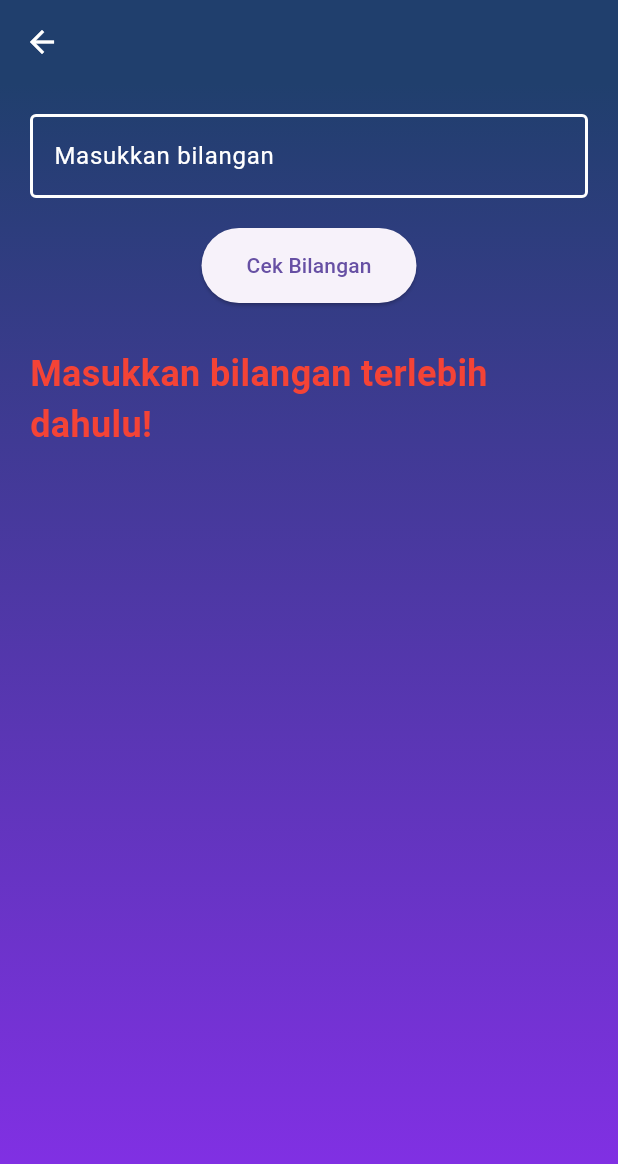
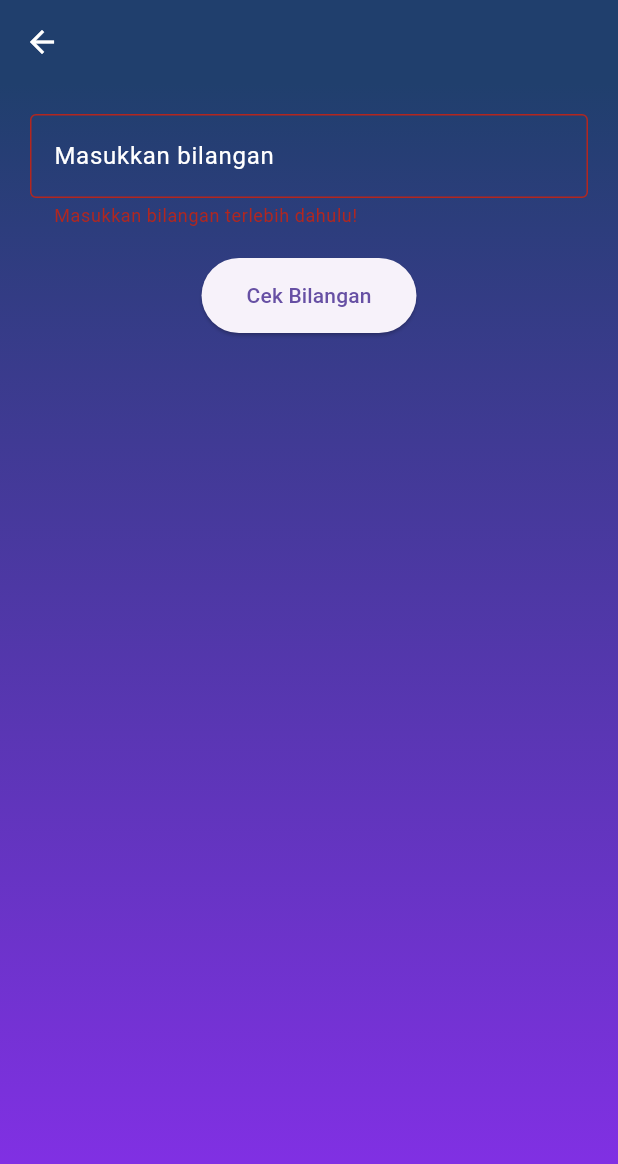
Before and after one commit to febrianchrisna/Mobile_Tugas2, a Flutter app: the NumberCheckScreen screen opened directly, after a tap on "Cek Bilangan", on a phone screen of 412 x 824 dp. Shown: the top 1164 px of the screen. Run offline on Flutter 3.47's test engine with Material 3 defaults, Android fonts, the phone set to English and light mode, and no system bars; Roboto replaces fonts that are missing (SF-Pro-Text).

```diff
--- a/lib/pages/feature/ganjil_genap.dart
+++ b/lib/pages/feature/ganjil_genap.dart
@@ -13,12 +13,14 @@ class _NumberCheckScreenState extends State<NumberCheckScreen> {
   final TextEditingController _controller = TextEditingController();
   String? _result;
   Color _resultColor = Colors.white; // Default color is white
+  String? _errorMessage;
 
   void _checkNumber() {
     final input = _controller.text;
     if (input.isEmpty) {
       setState(() {
-        _result = 'Masukkan bilangan terlebih dahulu!';
+        _errorMessage = 'Masukkan bilangan terlebih dahulu!';
+        _result = null;
         _resultColor = Colors.red; // Set color to red for error
       });
       return;
@@ -27,13 +29,15 @@ class _NumberCheckScreenState extends State<NumberCheckScreen> {
     final number = int.tryParse(input);
     if (number == null) {
       setState(() {
-        _result = 'Input tidak valid!';
+        _errorMessage = 'Input tidak valid!';
+        _result = null;
         _resultColor = Colors.red; // Set color to red for error
       });
       return;
     }
 
     setState(() {
+      _errorMessage = null; // Clear error message if valid input
       _result = number % 2 == 0 ? 'Genap' : 'Ganjil';
       _resultColor = Colors.white; // Set color to white for Ganjil, blue for Genap
     });
@@ -71,16 +75,17 @@ class _NumberCheckScreenState extends State<NumberCheckScreen> {
               style: TextStyle(
                 color: kInputColor,
               ),
-              decoration: const InputDecoration(
-                border: OutlineInputBorder(),
+              decoration: InputDecoration(
+                border: const OutlineInputBorder(),
                 labelText: 'Masukkan bilangan',
-                labelStyle: TextStyle(color: Colors.white), // Mengubah warna label menjadi putih
-                enabledBorder: OutlineInputBorder(
+                labelStyle: const TextStyle(color: Colors.white), // Mengubah warna label menjadi putih
+                enabledBorder: const OutlineInputBorder(
                   borderSide: BorderSide(color: Colors.white, width: 2), // Mengubah warna border menjadi putih
                 ),
-                focusedBorder: OutlineInputBorder(
+                focusedBorder: const OutlineInputBorder(
                   borderSide: BorderSide(color: Colors.white, width: 2), // Border saat fokus
                 ),
+                errorText: _errorMessage, // Menampilkan error message
               ),
               onChanged: (value) {
                 setState(() {
--- a/lib/pages/feature/kelompok.dart
+++ b/lib/pages/feature/kelompok.dart
@@ -17,12 +17,12 @@ class TeamPage extends StatelessWidget {
     TeamMember(
       name: "Arditho Damas K.",
       nim: "123220048",
-      imagePath: "assets/images/arditho.jpg", // Ganti dengan path gambar
+      imagePath: "assets/images/dito.jpg", // Ganti dengan path gambar
     ),
     TeamMember(
       name: "Vinsensius Johan",
       nim: "1232200",
-      imagePath: "assets/images/vinsensius.jpg", // Ganti dengan path gambar
+      imagePath: "assets/images/Johan.png", // Ganti dengan path gambar
     ),
   ];
 
--- a/lib/pages/home/home.dart
+++ b/lib/pages/home/home.dart
@@ -2,6 +2,7 @@ import 'package:flutter/cupertino.dart';
 import 'package:flutter/material.dart';
 import 'package:tugas2/pages/feature//kalkulator.dart';
 import 'package:tugas2/pages/feature/ganjil_genap.dart';
+import 'package:tugas2/pages/feature/hitung_digit.dart';
 import 'package:tugas2/pages/feature/kelompok.dart';
 import 'package:tugas2/pages/main/consts.dart'; // Pastikan g1 dan g2 terdefinisi di sini
 import 'package:tugas2/pages/login/login.dart'; // Pastikan halaman LoginPage diimport
@@ -160,7 +161,10 @@ class HomePage extends StatelessWidget {
                 CupertinoButton(
                   padding: EdgeInsets.zero,
                   onPressed: () {
-                    // Handle navigation or functionality here
+                    Navigator.pushReplacement(
+                      context,
+                      MaterialPageRoute(builder: (context) => DigitCalculator()),
+                    );
                   },
                   child: Container(
                     alignment: Alignment.center,
```
Also changed, not shown: lib/pages/feature/hitung_digit.dart (added, +127 -0 lines), assets/images/Johan.png (added), assets/images/dito.jpg (added).
